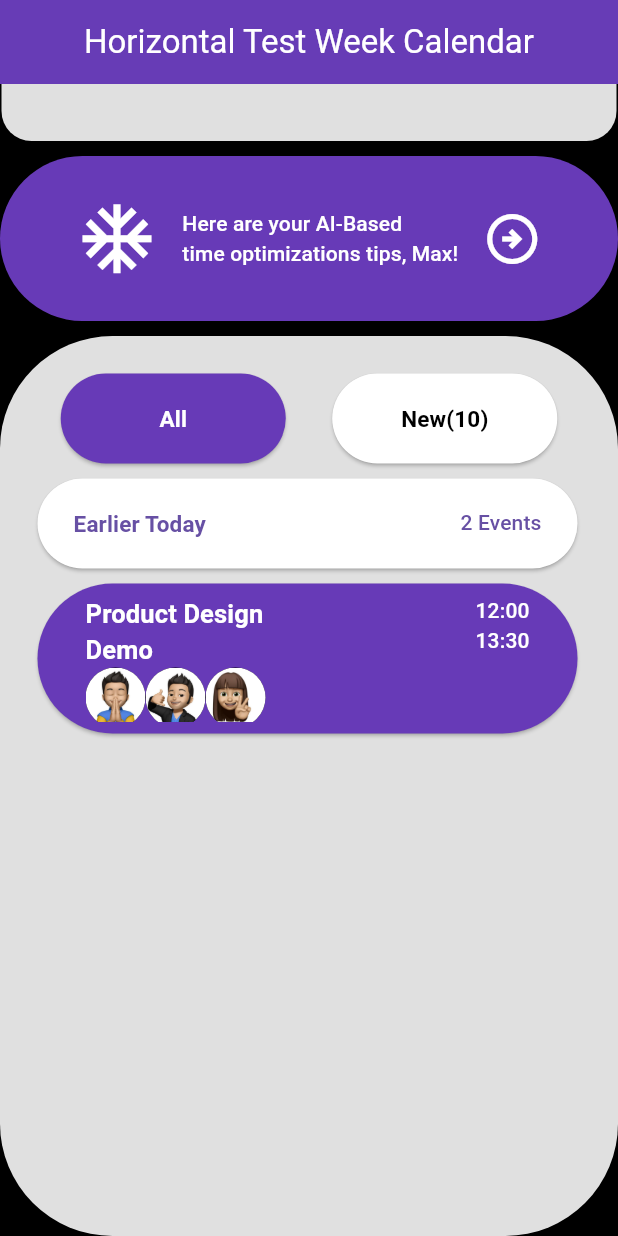
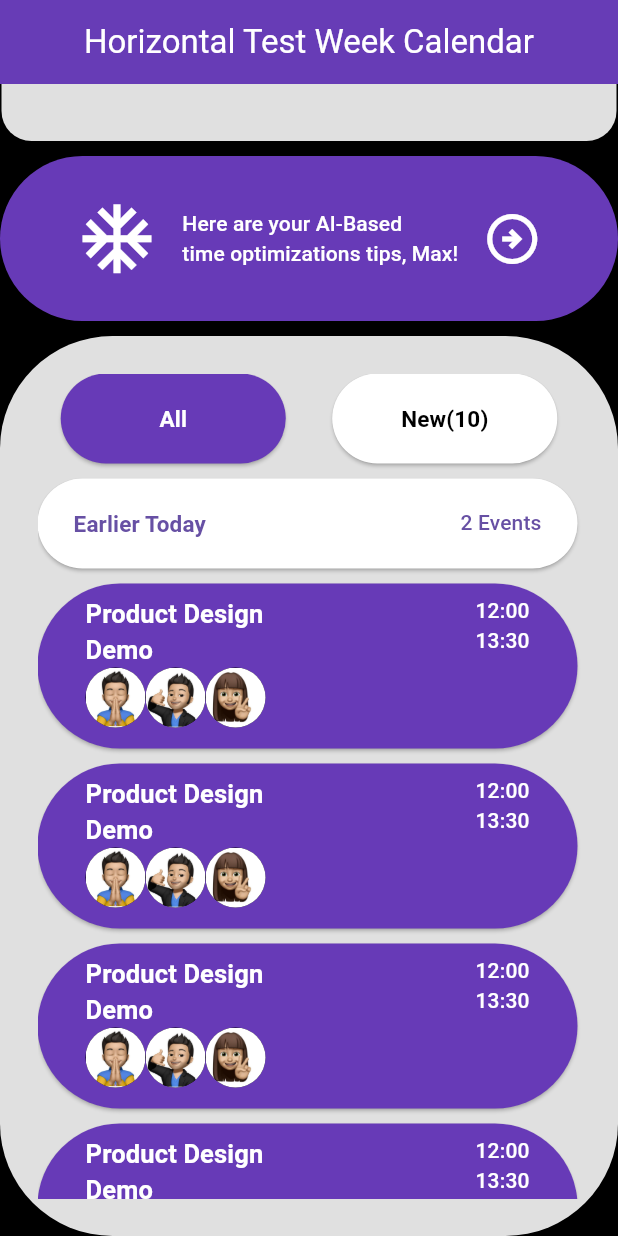
Before and after one commit to OscarNii/design, a Flutter app: the screen it shows after launch, scrolled down 192 dp, on a phone screen of 412 x 824 dp. Run offline on Flutter 3.47's test engine with Material 3 defaults, Android fonts, the phone set to English and light mode, and no system bars; missing offline and left inert: horizontal_week_calendar.

Commit message:
Recent updates..

```diff
--- a/lib/home.dart
+++ b/lib/home.dart
@@ -72,6 +72,7 @@ class _HorizontalWeekCalendarPackageState
                 width: double.infinity,
                 child: const Padding(
                   padding: EdgeInsets.all(25.0),
+                  child: SingleChildScrollView(
                     child: Column(
                       crossAxisAlignment: CrossAxisAlignment.start,
                       children: [
@@ -88,7 +89,18 @@ class _HorizontalWeekCalendarPackageState
                         firstRow(),
                         SizedBox(height: 10),
                         rowDetails1(),
+                        SizedBox(height: 10),
+                        rowDetails1(),
+                        SizedBox(height: 10),
+                        rowDetails1(),
+                        SizedBox(height: 10),
+                        rowDetails1(),
+                        SizedBox(height: 10),
+                        rowDetails1(),
+                        SizedBox(height: 10),
+                        rowDetails1(),
                       ],
+                    ),
                   ),
                 ),
               )
--- a/lib/rowDetails1.dart
+++ b/lib/rowDetails1.dart
@@ -12,7 +12,6 @@ class rowDetails1 extends StatelessWidget {
       onPressed: () {},
       label: const Padding(
         padding: EdgeInsets.all(8.0),
-        child: SingleChildScrollView(
         child: Row(
           crossAxisAlignment: CrossAxisAlignment.start,
           mainAxisAlignment: MainAxisAlignment.spaceBetween,
@@ -54,12 +53,11 @@ class rowDetails1 extends StatelessWidget {
           ],
         ),
       ),
-      ),
       style: ElevatedButton.styleFrom(
         backgroundColor: Colors.deepPurple,
         fixedSize: const Size(
           360,
-          100,
+          110,
         ),
       ),
     );
```
Lines whose indentation alone changed are shown as unchanged.
